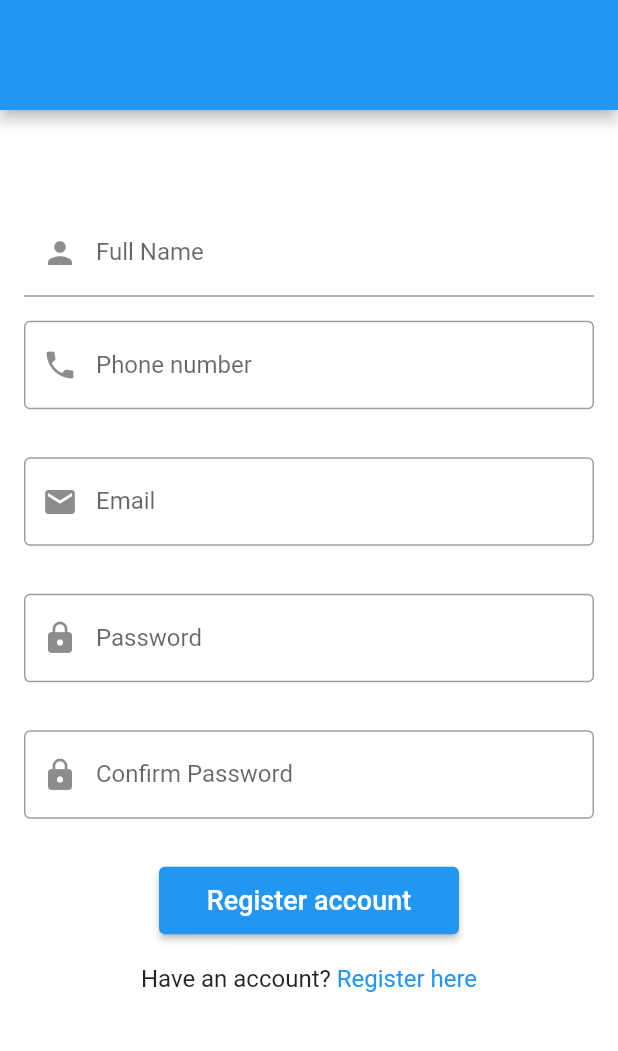
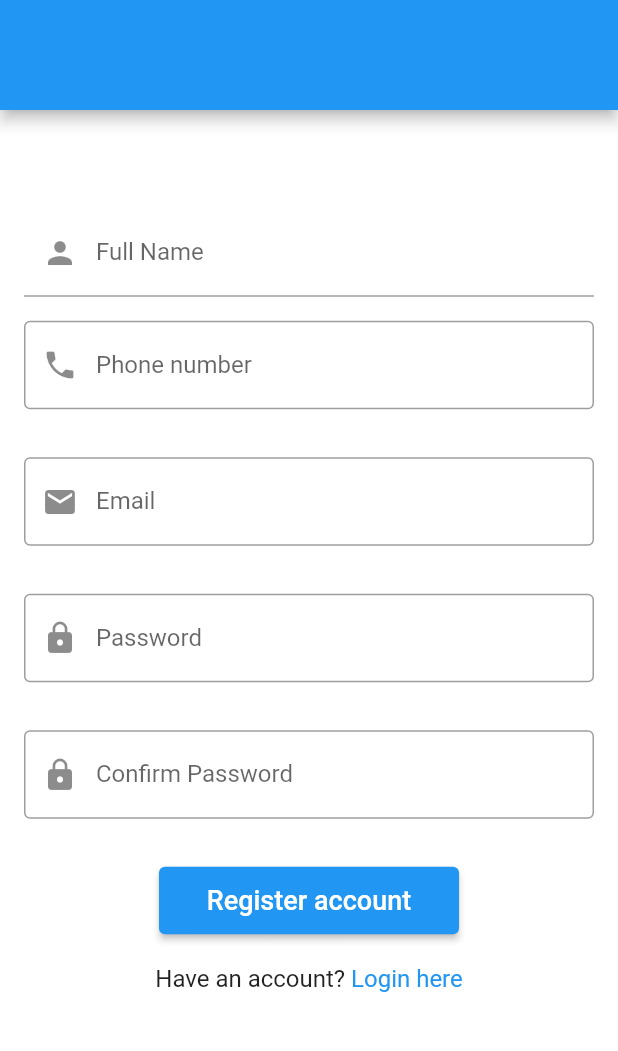
Before and after one commit to Emmanuelkusiluka/runnApp, a Flutter app: the RegisterPage screen opened directly, on a phone screen of 412 x 824 dp, the part 145-1196 px from its top. Run offline on Flutter 3.47's test engine with Material 2 defaults, Android fonts, the phone set to English and light mode, and no system bars.

Commit message:
Modified page routing

```diff
--- a/lib/views/register_page.dart
+++ b/lib/views/register_page.dart
@@ -1,5 +1,5 @@
 import 'package:flutter/material.dart';
-
+import 'login_page.dart';
 class RegisterPage extends StatefulWidget {
   const RegisterPage({super.key});
 
@@ -111,11 +111,11 @@ class _HomeState extends State<RegisterPage> {
                  onTap: () {
                    Navigator.push(
                      context,
-                     MaterialPageRoute(builder: (context) => const RegisterPage()),
+                     MaterialPageRoute(builder: (context) => const Home()),
                    );
                  },
                  child: const Text(
-                   'Register here',
+                   'Login here',
                    style: TextStyle(
                      fontSize: 16,
                      color: Colors.blue,
```
Also changed, not shown: 4 other files.
